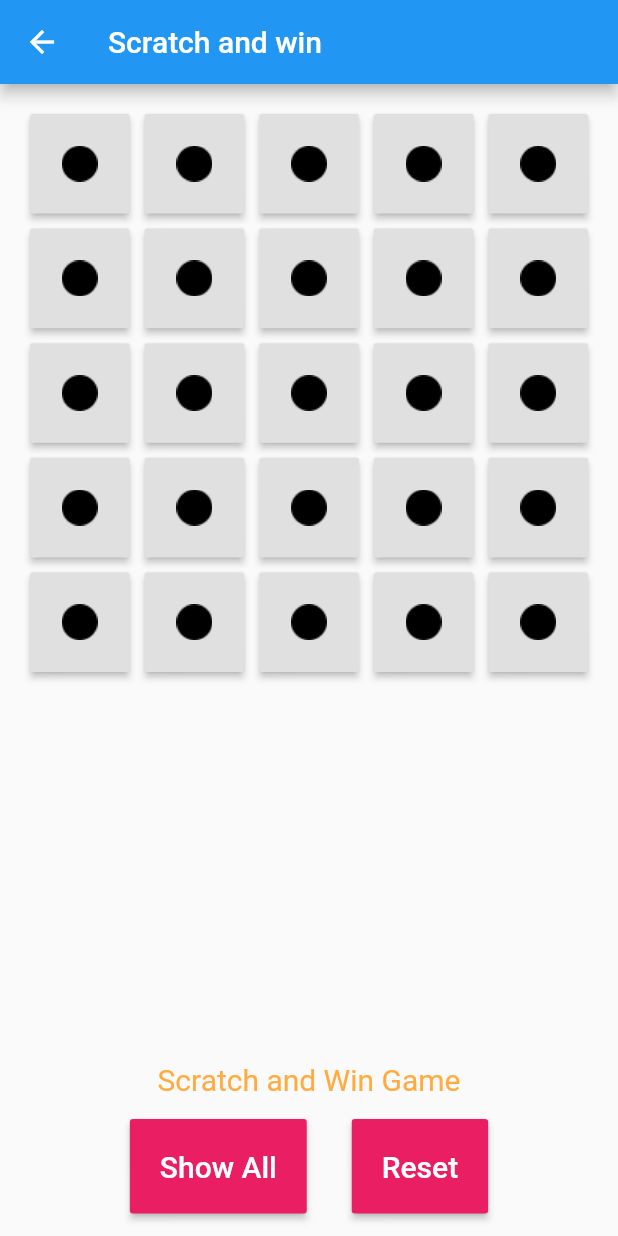
After one commit to rahulkhatri19/FlutterLearning, a Flutter app: the ScratchWinPage screen opened by its route, after a tap on "Reset", on a phone screen of 412 x 824 dp. The commit adds this screen. Run offline on Flutter 3.47's test engine with Material 2 defaults, Android fonts, the phone set to English and light mode, and no system bars.

Commit message:
scratch and win game added

```diff
--- a/lib/main.dart
+++ b/lib/main.dart
@@ -2,6 +2,7 @@ import 'package:flutter/material.dart';
 import 'package:flutterlearning/background_changer/BgHomePage.dart';
 import 'package:flutterlearning/dice_roller/DiceHomePage.dart';
 import 'package:flutterlearning/navigation_drawer/DrawerPage.dart';
+import 'package:flutterlearning/scratchwin/ScratchWinPage.dart';
 import 'package:flutterlearning/tictactoe/TictactoePage.dart';
 
 void main() => runApp(MyApp());
@@ -21,6 +22,7 @@ class MyApp extends StatelessWidget {
         "/bg_change" : (BuildContext context) => BgHomePage(),
         "/dice_roll" : (BuildContext context) => DiceHomePage(),
         "/tictactoe" : (BuildContext context) => TictactoePage(),
+        "/scratchwin" : (BuildContext context) => ScratchWinPage(),
       },
     );
   }
--- a/lib/navigation_drawer/DrawerPage.dart
+++ b/lib/navigation_drawer/DrawerPage.dart
@@ -38,6 +38,11 @@ class _DrawerPageState extends State<DrawerPage> {
                   onTap: () => Navigator.of(context).pushNamed('/tictactoe'),
                 ),
                 ListTile(
+                  title: Text('Scratch Win'),
+                  trailing: Icon(Icons.dashboard),
+                  onTap: () => Navigator.of(context).pushNamed('/scratchwin'),
+                ),
+                ListTile(
                   title: Text('Close Dawer'),
                   trailing: Icon(Icons.clear),
                   onTap: () => Navigator.of(context).pop(),
--- /dev/null
+++ b/lib/scratchwin/ScratchWinPage.dart
@@ -0,0 +1,167 @@
+import 'package:flutter/material.dart';
+import 'dart:math';
+
+class ScratchWinPage extends StatefulWidget {
+  @override
+  _ScratchWinPageState createState() => _ScratchWinPageState();
+}
+
+class _ScratchWinPageState extends State<ScratchWinPage> {
+
+   // TODO:  import images
+
+  AssetImage circle = AssetImage("images/scratchwin/circle.png");
+  AssetImage lucky = AssetImage("images/scratchwin/rupee.png");
+  AssetImage unLucky = AssetImage("images/scratchwin/sadFace.png");
+
+  // TODO: get an Array
+
+  List<String> itemArray;
+  int luckyNumber;
+  int gameOverCount = 0;
+  bool isButtonUnable = true;
+  String gameMessage = 'Scratch and Win Game';
+
+ // TODO: initalize array with 25 elemets
+  @override
+  void initState() {
+    // TODO: implement initState
+    super.initState();
+    itemArray = List<String>.generate(25, (index) => "empty");
+    generateRandomNumber();
+  }
+
+  generateRandomNumber(){
+int random = Random().nextInt(24);
+setState(() {
+  luckyNumber = random;
+});
+}
+
+  // TODO: Define a get image image method
+  AssetImage getImage(int index){
+    String currentState = itemArray[index];
+
+    switch (currentState) {
+      case "lucky":
+        return lucky;
+        break;
+      case "unLucky":
+        return unLucky;
+        break;
+    }
+    return circle;
+  }
+
+  // TODO: play game method
+  playGame(int index){
+    if(luckyNumber == index){
+      setState(() {
+        itemArray[index] = "lucky";
+        gameMessage = 'You are Lucky you won';
+        isButtonUnable = false;
+      });
+    } else {
+      setState(() {
+        itemArray[index] = "unLucky";
+      });
+    }
+  }
+
+  // TODO: show all
+  showAll(){
+    setState(() {
+      itemArray = List<String>.filled(25, "unLucky");
+      itemArray[luckyNumber] = "lucky";
+    });
+  }
+
+  // TODO: Reset all
+  resetGame(){
+  itemArray = List<String>.filled(25, "empty");
+  generateRandomNumber();
+}
+
+
+  @override
+  Widget build(BuildContext context) {
+    return Scaffold(
+       appBar: AppBar(
+        title: Text('Scratch and win')
+      ),
+      body: Column(
+        crossAxisAlignment: CrossAxisAlignment.stretch,
+        mainAxisAlignment: MainAxisAlignment.start,
+        children: <Widget>[
+          Expanded(
+            child: GridView.builder(
+              padding: EdgeInsets.all(20.0),
+              gridDelegate: SliverGridDelegateWithFixedCrossAxisCount(
+                crossAxisCount: 5,
+                childAspectRatio: 1.0,
+                crossAxisSpacing: 10.0,
+                mainAxisSpacing: 10.0
+                ),
+                itemCount: itemArray.length,
+                 itemBuilder: (context, i) => SizedBox(
+                   width: 50.0,
+                   height: 50.0,
+                   child: RaisedButton(onPressed: (){
+                     if(isButtonUnable){
+                       gameOverCount++;
+                       this.playGame(i);
+                       if (gameOverCount >= 5){
+                       setState(() => isButtonUnable = false);
+                       gameMessage = 'Game Over\nRest to Play Again';
+                                            }
+                     }
+                   },
+                   child: Image(image: this.getImage(i),
+                   ),
+                   ),
+                   )
+                   ),
+          ), Text(gameMessage, style: TextStyle(color: Colors.orangeAccent, fontSize: 20.0),textAlign: TextAlign.center,),
+          Row(
+            mainAxisAlignment: MainAxisAlignment.center,
+            children: <Widget>[
+              Container(
+                margin: EdgeInsets.all(15.0),
+                child: RaisedButton(onPressed: (){
+                this.showAll();
+            },
+            color:  Colors.pink,
+            padding: EdgeInsets.all(20.0),
+            child: Text('Show All',
+            style: TextStyle(
+              color: Colors.white,
+              fontSize: 20.0
+            ),
+            ),
+            ),
+          ),
+          Container(
+            margin: EdgeInsets.all(15.0),
+            child: RaisedButton(onPressed: (){
+              gameMessage = 'Scratch and Win Game';
+              gameOverCount =0;
+              isButtonUnable = true;
+              this.resetGame();
+            },
+            color:  Colors.pink,
+            padding: EdgeInsets.all(20.0),
+            child: Text('Reset',
+            style: TextStyle(
+              color: Colors.white,
+              fontSize: 20.0
+            ),
+            ),
+            ),
+          ),
+          ],),
+        ],
+      ),
+
+    );
+  }
+}
--- a/pubspec.yaml
+++ b/pubspec.yaml
@@ -46,6 +46,8 @@ flutter:
    - images/icon/
    - images/dice/
    - images/tictactoe/
+   - images/scratchwin/
+   - images/logo.jpg
 
 
   #  - images/a_dot_ham.jpeg
```
Also changed, not shown: images/logo.jpg (added), images/scratchwin/circle.png (added), images/scratchwin/rupee.png (added), images/scratchwin/sadFace.png (added).
